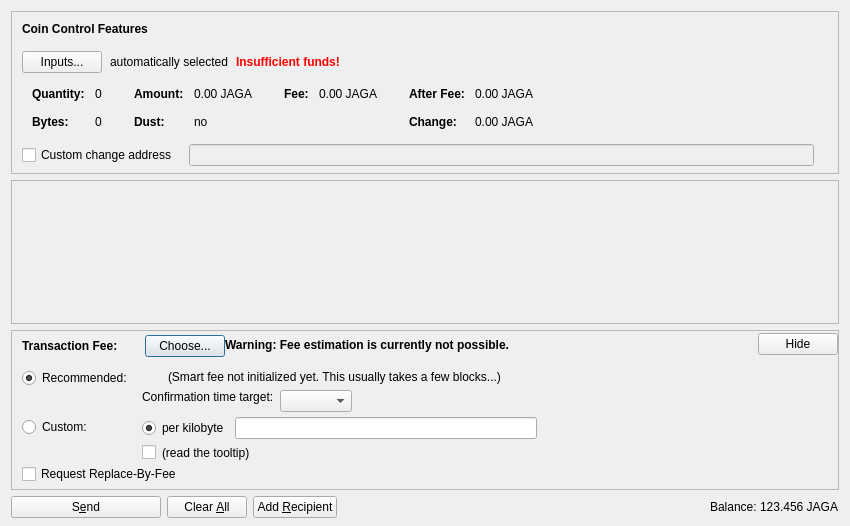
First picture: the form in src/qt/forms/sendcoinsdialog.ui, repository jagaricoin-project/jagaricoin, before the edit.
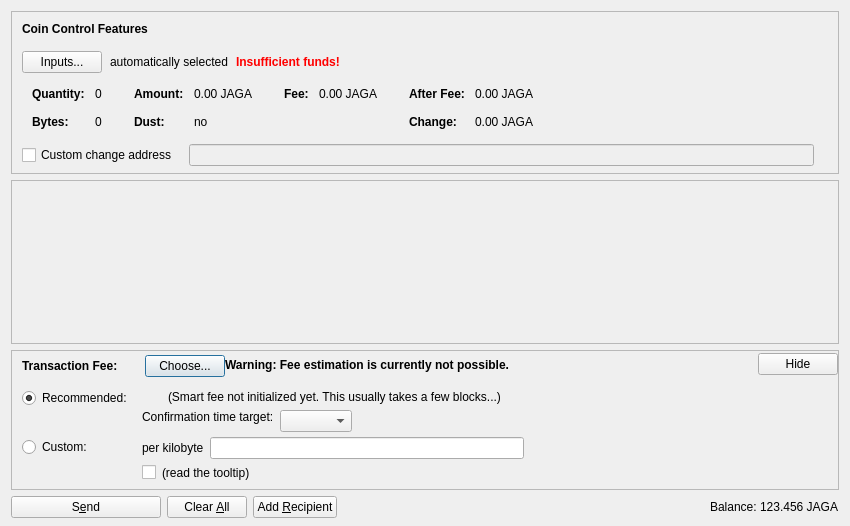
Second picture: the form after the edit. Icons and pictures are not drawn. Custom widgets are drawn as their Qt base class.

The edit to the form file:
```diff
--- a/src/qt/forms/sendcoinsdialog.ui
+++ b/src/qt/forms/sendcoinsdialog.ui
@@ -846,19 +846,13 @@
                <item>
                 <layout class="QHBoxLayout" name="horizontalLayoutFee13">
                  <item>
-                  <widget class="QRadioButton" name="radioCustomPerKilobyte">
+                  <widget class="QLabel" name="labelCustomPerKilobyte">
                    <property name="toolTip">
                     <string>If the custom fee is set to 1000 satoshis and the transaction is only 250 bytes, then &quot;per kilobyte&quot; only pays 250 satoshis in fee, while &quot;total at least&quot; pays 1000 satoshis. For transactions bigger than a kilobyte both pay by kilobyte.</string>
                    </property>
                    <property name="text">
                     <string>per kilobyte</string>
                    </property>
-                   <property name="checked">
-                    <bool>true</bool>
-                   </property>
-                   <attribute name="buttonGroup">
-                    <string notr="true">groupCustomFee</string>
-                   </attribute>
                   </widget>
                  </item>
                  <item>
@@ -1111,16 +1105,6 @@
              </item>
             </layout>
            </item>
-           <item>
-            <widget class="QCheckBox" name="optInRBF">
-             <property name="text">
-              <string>Request Replace-By-Fee</string>
-             </property>
-             <property name="toolTip">
-              <string>Indicates that the sender may wish to replace this transaction with a new one paying higher fees (prior to being confirmed).</string>
-             </property>
-            </widget>
-           </item>
           </layout>
          </widget>
         </item>
```
Left out of the diff: 1 changed line with no effect on the pictures.
